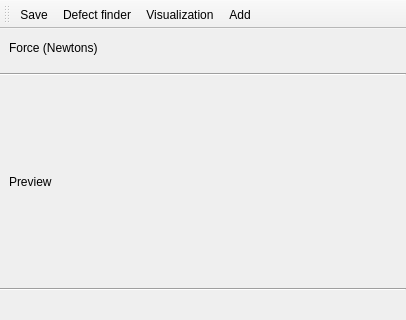
This is modules/4DCT/iA4DCTMainWin.ui in 3dct/open_iA as Qt 5 draws it before an edit; both pictures show x 0 to 406 and y 0 to 320 of the 406 by 723 pixel window. The edited form follows.
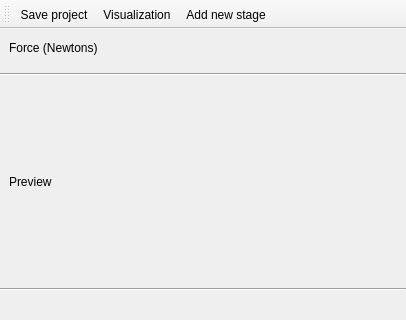
This is the edited form. Icons and pictures are not drawn.

Patch:
```diff
--- a/modules/4DCT/iA4DCTMainWin.ui
+++ b/modules/4DCT/iA4DCTMainWin.ui
@@ -157,7 +157,6 @@
     <bool>false</bool>
    </attribute>
    <addaction name="actionSave"/>
-   <addaction name="actionDefectFinder"/>
    <addaction name="actionVisualization"/>
    <addaction name="actionAdd"/>
   </widget>
@@ -188,7 +187,7 @@
      <normaloff>:/images/4DCT_Add.png</normaloff>:/images/4DCT_Add.png</iconset>
    </property>
    <property name="text">
-    <string>Add</string>
+    <string>Add new stage</string>
    </property>
   </action>
   <action name="actionSave">
@@ -197,7 +196,7 @@
      <normaloff>:/images/4DCT_Save.png</normaloff>:/images/4DCT_Save.png</iconset>
    </property>
    <property name="text">
-    <string>Save</string>
+    <string>Save project</string>
    </property>
   </action>
  </widget>
```
Left out of the diff: 10 changed lines with no effect on the pictures.
